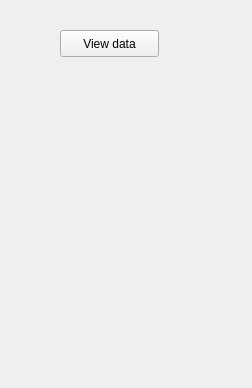
The window that dockwidget.ui (nens/lizard_qgis_plugin) describes before a commit, drawn with Qt 5.
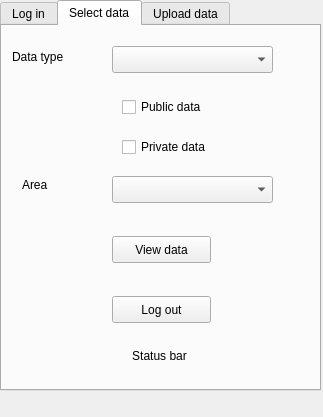
The same window after the commit. The open tabs and pages were chosen to show the change.

Commit message: Added tabs in dockwidget, removed redundant comments

The edit to the form file:
```diff
--- a/dockwidget.ui
+++ b/dockwidget.ui
@@ -6,26 +6,271 @@
    <rect>
     <x>0</x>
     <y>0</y>
-    <width>252</width>
-    <height>388</height>
+    <width>323</width>
+    <height>417</height>
    </rect>
   </property>
   <property name="windowTitle">
    <string>Lizard Viewer</string>
   </property>
   <widget class="QWidget" name="dockWidgetContents">
-   <widget class="QPushButton" name="view_data_button">
+   <widget class="QTabWidget" name="tabWidget">
     <property name="geometry">
      <rect>
-      <x>60</x>
-      <y>30</y>
-      <width>99</width>
-      <height>27</height>
+      <x>0</x>
+      <y>0</y>
+      <width>321</width>
+      <height>391</height>
      </rect>
     </property>
-    <property name="text">
-     <string>View data</string>
+    <property name="currentIndex">
+     <number>2</number>
     </property>
+    <widget class="QWidget" name="tab_log_in">
+     <attribute name="title">
+      <string>Log in</string>
+     </attribute>
+     <widget class="QLabel" name="user_name_label">
+      <property name="geometry">
+       <rect>
+        <x>20</x>
+        <y>30</y>
+        <width>81</width>
+        <height>21</height>
+       </rect>
+      </property>
+      <property name="text">
+       <string>User name</string>
+      </property>
+     </widget>
+     <widget class="QLineEdit" name="user_name_input">
+      <property name="geometry">
+       <rect>
+        <x>140</x>
+        <y>30</y>
+        <width>113</width>
+        <height>27</height>
+       </rect>
+      </property>
+      <property name="placeholderText">
+       <string>user.name</string>
+      </property>
+     </widget>
+     <widget class="QLabel" name="user_password_label">
+      <property name="geometry">
+       <rect>
+        <x>20</x>
+        <y>80</y>
+        <width>68</width>
+        <height>21</height>
+       </rect>
+      </property>
+      <property name="text">
+       <string>Password</string>
+      </property>
+     </widget>
+     <widget class="QLineEdit" name="user_password_input">
+      <property name="geometry">
+       <rect>
+        <x>140</x>
+        <y>80</y>
+        <width>113</width>
+        <height>27</height>
+       </rect>
+      </property>
+      <property name="inputMethodHints">
+       <set>Qt::ImhHiddenText</set>
+      </property>
+      <property name="placeholderText">
+       <string>password</string>
+      </property>
+     </widget>
+     <widget class="QPushButton" name="login_button">
+      <property name="geometry">
+       <rect>
+        <x>110</x>
+        <y>140</y>
+        <width>99</width>
+        <height>27</height>
+       </rect>
+      </property>
+      <property name="text">
+       <string>Log in</string>
+      </property>
+     </widget>
+     <widget class="QLabel" name="status_bar">
+      <property name="geometry">
+       <rect>
+        <x>7</x>
+        <y>320</y>
+        <width>301</width>
+        <height>20</height>
+       </rect>
+      </property>
+      <property name="text">
+       <string>Status bar</string>
+      </property>
+      <property name="alignment">
+       <set>Qt::AlignCenter</set>
+      </property>
+     </widget>
+    </widget>
+    <widget class="QWidget" name="tab_select_data">
+     <attribute name="title">
+      <string>Select data</string>
+     </attribute>
+     <widget class="QPushButton" name="view_data_button">
+      <property name="geometry">
+       <rect>
+        <x>110</x>
+        <y>210</y>
+        <width>99</width>
+        <height>27</height>
+       </rect>
+      </property>
+      <property name="text">
+       <string>View data</string>
+      </property>
+     </widget>
+     <widget class="QComboBox" name="datatypes_combobox">
+      <property name="geometry">
+       <rect>
+        <x>110</x>
+        <y>20</y>
+        <width>161</width>
+        <height>27</height>
+       </rect>
+      </property>
+      <property name="editable">
+       <bool>false</bool>
+      </property>
+     </widget>
+     <widget class="QCheckBox" name="public_data_checkbox">
+      <property name="geometry">
+       <rect>
+        <x>120</x>
+        <y>70</y>
+        <width>111</width>
+        <height>22</height>
+       </rect>
+      </property>
+      <property name="text">
+       <string>Public data</string>
+      </property>
+     </widget>
+     <widget class="QCheckBox" name="private_data_checkbox">
+      <property name="geometry">
+       <rect>
+        <x>120</x>
+        <y>110</y>
+        <width>111</width>
+        <height>22</height>
+       </rect>
+      </property>
+      <property name="text">
+       <string>Private data</string>
+      </property>
+     </widget>
+     <widget class="QLabel" name="data_type_label">
+      <property name="geometry">
+       <rect>
+        <x>10</x>
+        <y>20</y>
+        <width>68</width>
+        <height>21</height>
+       </rect>
+      </property>
+      <property name="text">
+       <string>Data type</string>
+      </property>
+     </widget>
+     <widget class="QLabel" name="area_label">
+      <property name="geometry">
+       <rect>
+        <x>20</x>
+        <y>150</y>
+        <width>68</width>
+        <height>17</height>
+       </rect>
+      </property>
+      <property name="text">
+       <string>Area</string>
+      </property>
+     </widget>
+     <widget class="QComboBox" name="area_combobox">
+      <property name="geometry">
+       <rect>
+        <x>110</x>
+        <y>150</y>
+        <width>161</width>
+        <height>27</height>
+       </rect>
+      </property>
+     </widget>
+     <widget class="QPushButton" name="logout_button">
+      <property name="geometry">
+       <rect>
+        <x>110</x>
+        <y>270</y>
+        <width>99</width>
+        <height>27</height>
+       </rect>
+      </property>
+      <property name="text">
+       <string>Log out</string>
+      </property>
+     </widget>
+     <widget class="QLabel" name="status_bar_2">
+      <property name="geometry">
+       <rect>
+        <x>7</x>
+        <y>320</y>
+        <width>301</width>
+        <height>20</height>
+       </rect>
+      </property>
+      <property name="text">
+       <string>Status bar</string>
+      </property>
+      <property name="alignment">
+       <set>Qt::AlignCenter</set>
+      </property>
+     </widget>
+    </widget>
+    <widget class="QWidget" name="tab_upload_data">
+     <attribute name="title">
+      <string>Upload data</string>
+     </attribute>
+     <widget class="QPushButton" name="upload_button">
+      <property name="geometry">
+       <rect>
+        <x>110</x>
+        <y>30</y>
+        <width>99</width>
+        <height>27</height>
+       </rect>
+      </property>
+      <property name="text">
+       <string>Uploaden</string>
+      </property>
+     </widget>
+     <widget class="QLabel" name="status_bar_3">
+      <property name="geometry">
+       <rect>
+        <x>7</x>
+        <y>320</y>
+        <width>301</width>
+        <height>20</height>
+       </rect>
+      </property>
+      <property name="text">
+       <string>Status bar</string>
+      </property>
+      <property name="alignment">
+       <set>Qt::AlignCenter</set>
+      </property>
+     </widget>
+    </widget>
    </widget>
   </widget>
  </widget>
```
The commit also changes 1 other file.
